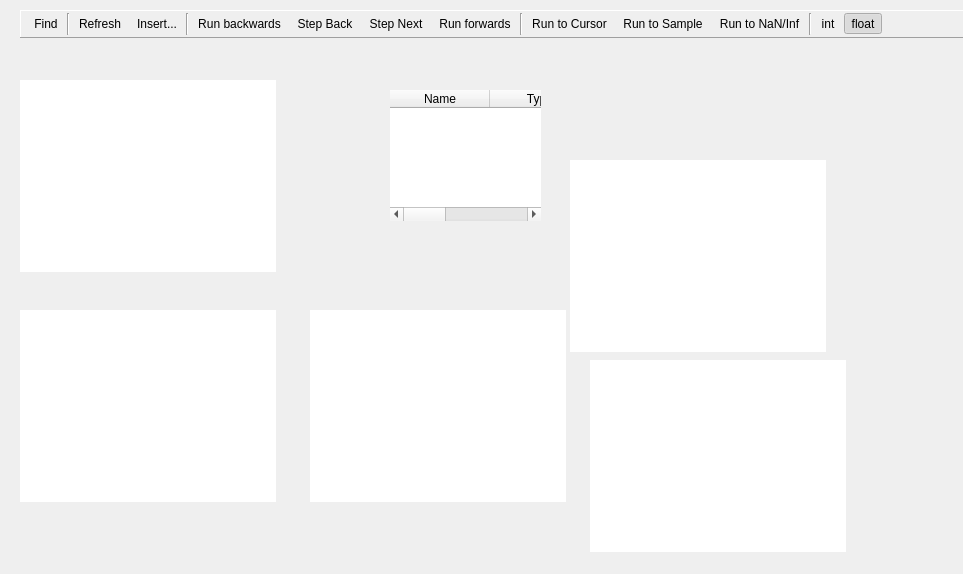
Qt form qrenderdoc/Windows/ShaderViewer.ui (baldurk/renderdoc) before a commit.
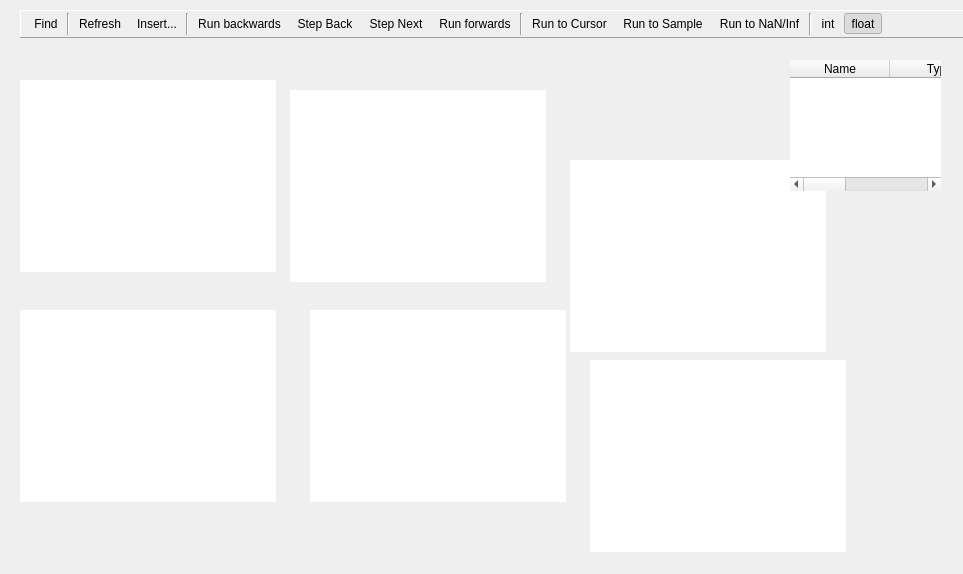
The same form after that commit. Icons and pictures are not drawn. Custom widgets are drawn as their Qt base class.

Commit message: Display high-level language locals corresponding to registers

What changed in the file:
```diff
--- a/qrenderdoc/Windows/ShaderViewer.ui
+++ b/qrenderdoc/Windows/ShaderViewer.ui
@@ -492,8 +492,8 @@
   <widget class="RDTableWidget" name="watch">
    <property name="geometry">
     <rect>
-     <x>390</x>
-     <y>90</y>
+     <x>790</x>
+     <y>60</y>
      <width>151</width>
      <height>131</height>
     </rect>
@@ -554,6 +554,22 @@
     <enum>QAbstractItemView::NoSelection</enum>
    </property>
   </widget>
+  <widget class="RDTreeWidget" name="locals">
+   <property name="geometry">
+    <rect>
+     <x>290</x>
+     <y>90</y>
+     <width>256</width>
+     <height>192</height>
+    </rect>
+   </property>
+   <property name="frameShape">
+    <enum>QFrame::NoFrame</enum>
+   </property>
+   <property name="allColumnsShowFocus">
+    <bool>true</bool>
+   </property>
+  </widget>
  </widget>
  <customwidgets>
   <customwidget>
```
Left out of the diff: 9 changed lines with no effect on the pictures. The commit also changes 12 other files.
